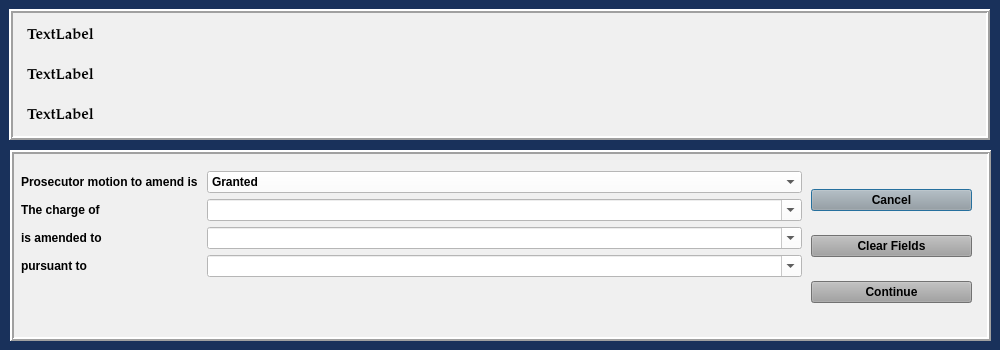
The window that resources/ui/AmendOffenseDialog.ui (HunterProgram22/MuniEntry) describes before a commit, drawn with Qt 5.
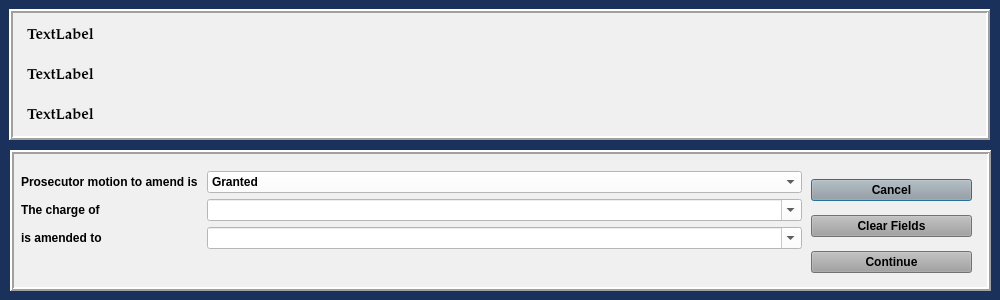
The same window after the commit.

Commit message: Fixed amend offense for grant and deny.

```diff
--- a/resources/ui/AmendOffenseDialog.ui
+++ b/resources/ui/AmendOffenseDialog.ui
@@ -7,7 +7,7 @@
     <x>0</x>
     <y>0</y>
     <width>1000</width>
-    <height>350</height>
+    <height>300</height>
    </rect>
   </property>
   <property name="sizePolicy">
@@ -19,7 +19,7 @@
   <property name="minimumSize">
    <size>
     <width>1000</width>
-    <height>350</height>
+    <height>300</height>
    </size>
   </property>
   <property name="font">
@@ -148,7 +148,7 @@
      <x>10</x>
      <y>150</y>
      <width>981</width>
-     <height>191</height>
+     <height>141</height>
     </rect>
    </property>
    <property name="styleSheet">
@@ -168,13 +168,13 @@
    <property name="midLineWidth">
     <number>0</number>
    </property>
-   <widget class="QWidget" name="">
+   <widget class="QWidget" name="layoutWidget">
     <property name="geometry">
      <rect>
       <x>801</x>
       <y>21</y>
       <width>161</width>
-      <height>151</height>
+      <height>111</height>
      </rect>
     </property>
     <layout class="QGridLayout" name="gridLayout">
@@ -210,13 +210,13 @@
      </item>
     </layout>
    </widget>
-   <widget class="QWidget" name="">
+   <widget class="QWidget" name="layoutWidget">
     <property name="geometry">
      <rect>
       <x>11</x>
       <y>21</y>
       <width>781</width>
-      <height>151</height>
+      <height>111</height>
      </rect>
     </property>
     <layout class="QFormLayout" name="formLayout">
@@ -286,23 +286,6 @@
        </property>
       </widget>
      </item>
-     <item row="3" column="0">
-      <widget class="QLabel" name="label_4">
-       <property name="text">
-        <string>pursuant to</string>
-       </property>
-      </widget>
-     </item>
-     <item row="3" column="1">
-      <widget class="QComboBox" name="pursuant_to_box">
-       <property name="styleSheet">
-        <string notr="true">background-color: rgb(255, 255, 255);</string>
-       </property>
-       <property name="editable">
-        <bool>true</bool>
-       </property>
-      </widget>
-     </item>
     </layout>
    </widget>
   </widget>
```
Left out of the diff: 17 changed lines with no effect on the pictures. The commit also changes 20 other files.
